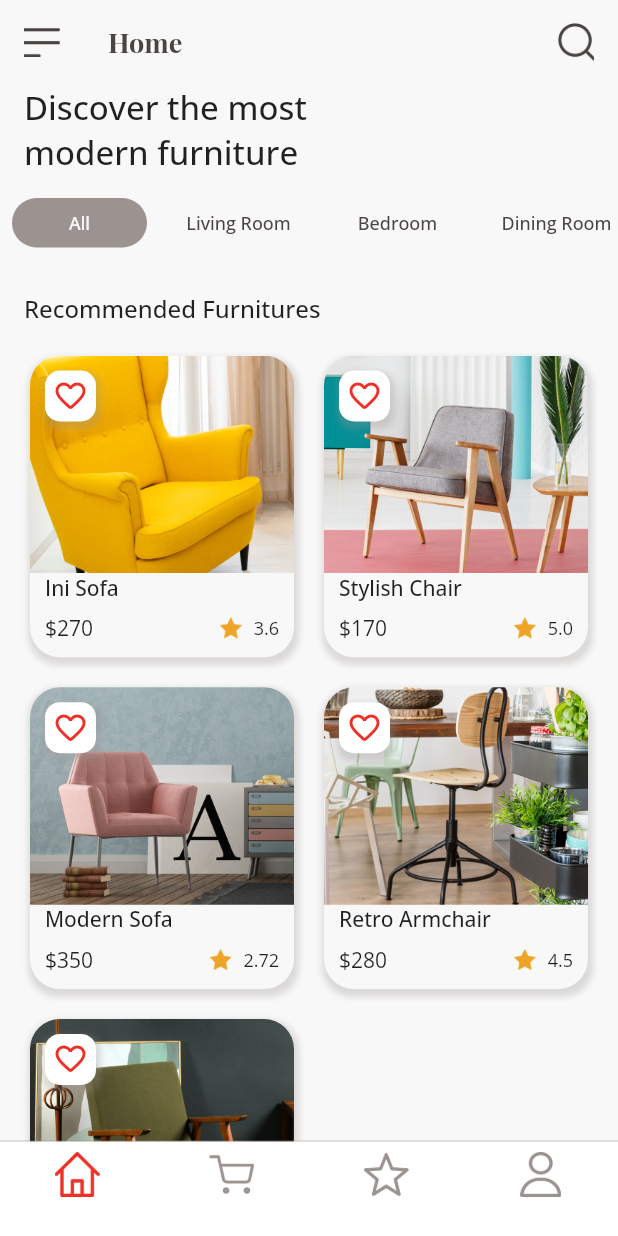
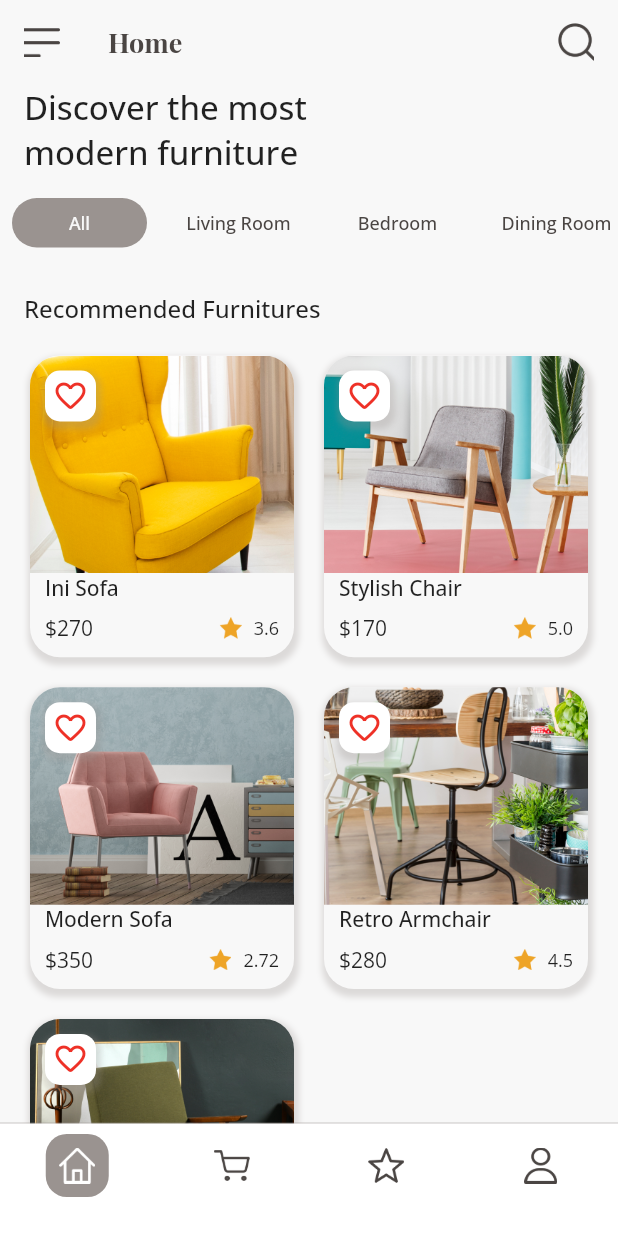
Before and after one commit to ahmadfatihin/Flutter-Furniture-Shop, a Flutter app: the screen it shows after launch, on a phone screen of 412 x 824 dp. Run offline on Flutter 3.47's test engine with Material 2 defaults, Android fonts, the phone set to English and light mode, and no system bars; our stand-ins replace auto_route, flutter_riverpod, get_storage, google_fonts, riverpod.

Commit message:
create: create provider to change the container color of the selected navbar item

```diff
--- /dev/null
+++ b/lib/module/home/providers/navbar_provider.dart
@@ -0,0 +1,12 @@
+import 'package:flutter_riverpod/flutter_riverpod.dart';
+
+final selectedIndexProvider = StateNotifierProvider<SelectedIndexNotifier, int>(
+    (ref) => SelectedIndexNotifier());
+
+class SelectedIndexNotifier extends StateNotifier<int> {
+  SelectedIndexNotifier() : super(0);
+
+  void updateSelectedIndex(int index) {
+    state = index;
+  }
+}
--- a/lib/module/home/screens/navbar_screen.dart
+++ b/lib/module/home/screens/navbar_screen.dart
@@ -12,6 +12,7 @@ class NavbarScreen extends ConsumerWidget {
 
   @override
   Widget build(BuildContext context, WidgetRef ref) {
+    final selectedIndex = ref.watch(selectedIndexProvider);
     return AutoTabsScaffold(
         extendBody: true,
         routes: const [
@@ -36,27 +37,72 @@ class NavbarScreen extends ConsumerWidget {
               type: BottomNavigationBarType.fixed,
               backgroundColor: white,
               showUnselectedLabels: true,
-              selectedItemColor: red,
-              unselectedItemColor: grey,
+              selectedItemColor: white,
+              unselectedItemColor: black,
               currentIndex: tabsRouter.activeIndex,
-              onTap: tabsRouter.setActiveIndex,
+              onTap: (index) {
+                ref
+                    .read(selectedIndexProvider.notifier)
+                    .updateSelectedIndex(index);
+                tabsRouter.setActiveIndex(index);
+              },
               items: [
                 BottomNavigationBarItem(
                   label: '',
-                  icon: ImageIcon(AssetImage(Assets.icons.navbarHome.path)),
+                  icon: Container(
+                      padding: const EdgeInsets.all(9),
+                      width: 42,
+                      height: 42,
+                      decoration: BoxDecoration(
+                        color: selectedIndex == 0 ? grey : white,
+                        borderRadius: BorderRadius.circular(14),
+                      ),
+                      child: ImageIcon(
+                        AssetImage(Assets.icons.navbarHome.path),
+                      )),
                 ),
                 BottomNavigationBarItem(
-                    label: '',
-                    icon: ImageIcon(
-                      AssetImage(Assets.icons.navbarCart.path),
-                    )),
+                  label: '',
+                  icon: Container(
+                      padding: const EdgeInsets.all(9),
+                      width: 42,
+                      height: 42,
+                      decoration: BoxDecoration(
+                        color: selectedIndex == 1 ? grey : white,
+                        borderRadius: BorderRadius.circular(14),
+                      ),
+                      child: ImageIcon(
+                        AssetImage(Assets.icons.navbarCart.path),
+                      )),
+                ),
                 BottomNavigationBarItem(
-                    label: '',
-                    icon: ImageIcon(AssetImage(Assets.icons.navbarStar.path))),
+                  label: '',
+                  icon: Container(
+                      padding: const EdgeInsets.all(9),
+                      width: 42,
+                      height: 42,
+                      decoration: BoxDecoration(
+                        color: selectedIndex == 2 ? grey : white,
+                        borderRadius: BorderRadius.circular(14),
+                      ),
+                      child: ImageIcon(
+                        AssetImage(Assets.icons.navbarStar.path),
+                      )),
+                ),
                 BottomNavigationBarItem(
-                    label: '',
-                    icon:
-                        ImageIcon(AssetImage(Assets.icons.navbarPerson.path))),
+                  label: '',
+                  icon: Container(
+                      padding: const EdgeInsets.all(9),
+                      width: 42,
+                      height: 42,
+                      decoration: BoxDecoration(
+                        color: selectedIndex == 3 ? grey : white,
+                        borderRadius: BorderRadius.circular(14),
+                      ),
+                      child: ImageIcon(
+                        AssetImage(Assets.icons.navbarPerson.path),
+                      )),
+                ),
               ],
             ),
           );
```
